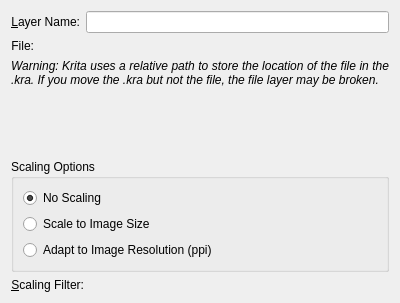
First picture: the form in libs/ui/forms/wdgdlgfilelayer.ui, repository DR-KD1997/IKriate, before the edit.
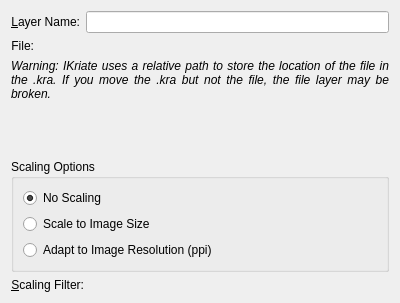
Second picture: the form after the edit. Custom widgets are drawn as their Qt base class.

What changed in the file:
```diff
--- a/libs/ui/forms/wdgdlgfilelayer.ui
+++ b/libs/ui/forms/wdgdlgfilelayer.ui
@@ -84,7 +84,7 @@
       </font>
      </property>
      <property name="text">
-      <string>&lt;html&gt;&lt;head/&gt;&lt;body&gt;&lt;p&gt;Warning: Krita uses a relative path to store the location of the file in the .kra. If you move the .kra but not the file, the file layer may be broken.&lt;/p&gt;&lt;/body&gt;&lt;/html&gt;</string>
+      <string>&lt;html&gt;&lt;head/&gt;&lt;body&gt;&lt;p&gt;Warning: IKriate uses a relative path to store the location of the file in the .kra. If you move the .kra but not the file, the file layer may be broken.&lt;/p&gt;&lt;/body&gt;&lt;/html&gt;</string>
      </property>
      <property name="textFormat">
       <enum>Qt::AutoText</enum>
```
